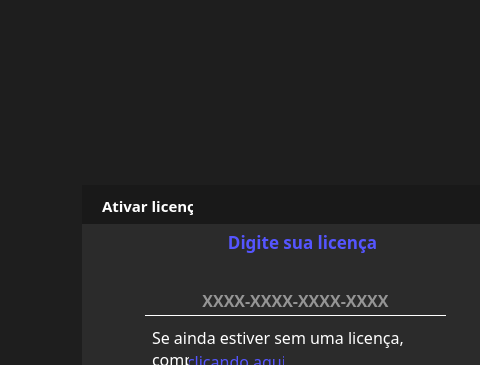
The window that premium.ui (ryanbsdeveloper/app-desktop-caltec) describes before a commit, drawn with Qt 5; both pictures show x 188 to 668 and y 0 to 365 of the 990 by 661 pixel window.
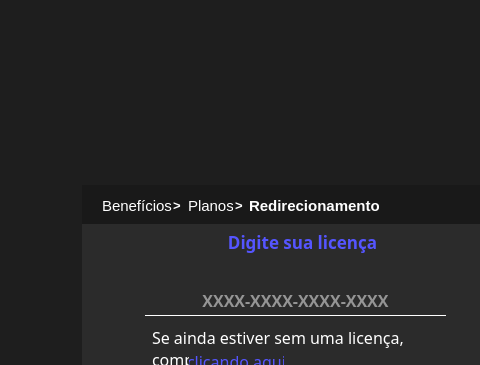
The same window after the commit. The open tabs and pages were chosen to show the change. Icons and pictures are not drawn.

What changed in the file:
```diff
--- a/premium.ui
+++ b/premium.ui
@@ -1740,28 +1740,124 @@
                 <property name="frameShadow">
                  <enum>QFrame::Raised</enum>
                 </property>
+                <widget class="QLabel" name="label_29">
+                 <property name="geometry">
+                  <rect>
+                   <x>187</x>
+                   <y>10</y>
+                   <width>130</width>
+                   <height>21</height>
+                  </rect>
+                 </property>
+                 <property name="font">
+                  <font>
+                   <family>Segoe UI</family>
+                   <pointsize>11</pointsize>
+                   <weight>75</weight>
+                   <bold>true</bold>
+                  </font>
+                 </property>
+                 <property name="styleSheet">
+                  <string notr="true">border:0;margin:0;border:0;color:white</string>
+                 </property>
+                 <property name="text">
+                  <string>Redirecionamento</string>
+                 </property>
+                </widget>
                 <widget class="QLabel" name="label_30">
                  <property name="geometry">
                   <rect>
+                   <x>111</x>
+                   <y>10</y>
+                   <width>21</width>
+                   <height>21</height>
+                  </rect>
+                 </property>
+                 <property name="font">
+                  <font>
+                   <family>Segoe UI</family>
+                   <pointsize>10</pointsize>
+                   <weight>75</weight>
+                   <bold>true</bold>
+                  </font>
+                 </property>
+                 <property name="styleSheet">
+                  <string notr="true">border:0;margin:0;border:0;color:white</string>
+                 </property>
+                 <property name="text">
+                  <string>&gt;</string>
+                 </property>
+                </widget>
+                <widget class="QLabel" name="label_31">
+                 <property name="geometry">
+                  <rect>
+                   <x>173</x>
+                   <y>10</y>
+                   <width>10</width>
+                   <height>21</height>
+                  </rect>
+                 </property>
+                 <property name="font">
+                  <font>
+                   <family>Segoe UI</family>
+                   <pointsize>10</pointsize>
+                   <weight>75</weight>
+                   <bold>true</bold>
+                  </font>
+                 </property>
+                 <property name="styleSheet">
+                  <string notr="true">border:0;margin:0;border:0;color:white</string>
+                 </property>
+                 <property name="text">
+                  <string>&gt;</string>
+                 </property>
+                </widget>
+                <widget class="QLabel" name="label_32">
+                 <property name="geometry">
+                  <rect>
                    <x>40</x>
                    <y>10</y>
-                   <width>91</width>
+                   <width>71</width>
                    <height>21</height>
                   </rect>
                  </property>
                  <property name="font">
                   <font>
-                   <family>Dubai</family>
+                   <family>Segoe UI</family>
                    <pointsize>11</pointsize>
-                   <weight>75</weight>
-                   <bold>true</bold>
+                   <weight>50</weight>
+                   <bold>false</bold>
                   </font>
                  </property>
                  <property name="styleSheet">
-                  <string notr="true">border:0;color:white;margin:0</string>
+                  <string notr="true">border:0;margin:0;border:0;color:white</string>
                  </property>
                  <property name="text">
-                  <string>Ativar licença</string>
+                  <string>Benefícios</string>
+                 </property>
+                </widget>
+                <widget class="QLabel" name="label_33">
+                 <property name="geometry">
+                  <rect>
+                   <x>126</x>
+                   <y>10</y>
+                   <width>45</width>
+                   <height>21</height>
+                  </rect>
+                 </property>
+                 <property name="font">
+                  <font>
+                   <family>Segoe UI</family>
+                   <pointsize>11</pointsize>
+                   <weight>50</weight>
+                   <bold>false</bold>
+                  </font>
+                 </property>
+                 <property name="styleSheet">
+                  <string notr="true">border:0;margin:0;border:0;color:white</string>
+                 </property>
+                 <property name="text">
+                  <string>Planos</string>
                  </property>
                 </widget>
                </widget>
```
Left out of the diff: 88 changed lines with no effect on the pictures.
